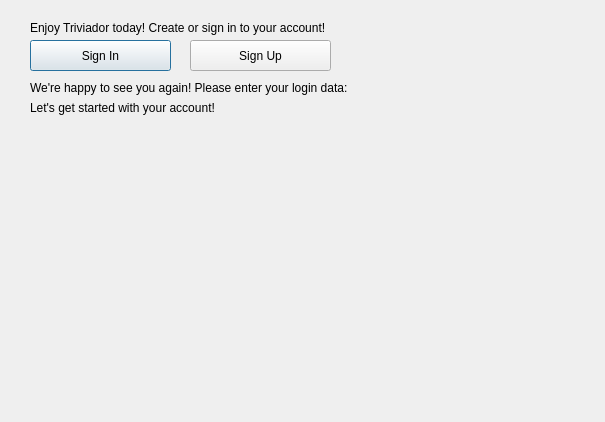
This is Triviador/Triviador/LoginRegister.ui in AndreiAndreea/TriviadorMCpp as Qt 5 draws it before an edit. The edited form follows.
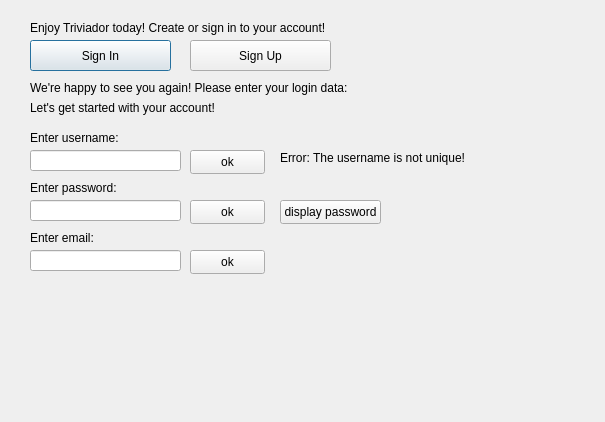
This is the edited form.

Commit message: Modified the no parameter constructor in Player class. Added in LoginRegister class methods to get the username, password and email from the line edits and to set them as attributes to the current player. Added a "display password" push button to display the password in the password line edit.

The edit to the form file:
```diff
--- a/Triviador/Triviador/LoginRegister.ui
+++ b/Triviador/Triviador/LoginRegister.ui
@@ -78,6 +78,140 @@
     <string>Let's get started with your account!</string>
    </property>
   </widget>
+  <widget class="QLineEdit" name="usernameLineEdit">
+   <property name="geometry">
+    <rect>
+     <x>30</x>
+     <y>150</y>
+     <width>151</width>
+     <height>21</height>
+    </rect>
+   </property>
+  </widget>
+  <widget class="QLabel" name="usernameLabel">
+   <property name="geometry">
+    <rect>
+     <x>30</x>
+     <y>130</y>
+     <width>111</width>
+     <height>16</height>
+    </rect>
+   </property>
+   <property name="text">
+    <string>Enter username:</string>
+   </property>
+  </widget>
+  <widget class="QLabel" name="passwordLabel">
+   <property name="geometry">
+    <rect>
+     <x>30</x>
+     <y>180</y>
+     <width>111</width>
+     <height>16</height>
+    </rect>
+   </property>
+   <property name="text">
+    <string>Enter password:</string>
+   </property>
+  </widget>
+  <widget class="QLineEdit" name="passwordLineEdit">
+   <property name="geometry">
+    <rect>
+     <x>30</x>
+     <y>200</y>
+     <width>151</width>
+     <height>21</height>
+    </rect>
+   </property>
+  </widget>
+  <widget class="QLabel" name="emailLabel">
+   <property name="geometry">
+    <rect>
+     <x>30</x>
+     <y>230</y>
+     <width>111</width>
+     <height>16</height>
+    </rect>
+   </property>
+   <property name="text">
+    <string>Enter email:</string>
+   </property>
+  </widget>
+  <widget class="QLineEdit" name="emailLineEdit">
+   <property name="geometry">
+    <rect>
+     <x>30</x>
+     <y>250</y>
+     <width>151</width>
+     <height>21</height>
+    </rect>
+   </property>
+  </widget>
+  <widget class="QPushButton" name="usernamePushButton">
+   <property name="geometry">
+    <rect>
+     <x>190</x>
+     <y>150</y>
+     <width>75</width>
+     <height>24</height>
+    </rect>
+   </property>
+   <property name="text">
+    <string>ok</string>
+   </property>
+  </widget>
+  <widget class="QPushButton" name="passwordPushButton">
+   <property name="geometry">
+    <rect>
+     <x>190</x>
+     <y>200</y>
+     <width>75</width>
+     <height>24</height>
+    </rect>
+   </property>
+   <property name="text">
+    <string>ok</string>
+   </property>
+  </widget>
+  <widget class="QPushButton" name="emailPushButton">
+   <property name="geometry">
+    <rect>
+     <x>190</x>
+     <y>250</y>
+     <width>75</width>
+     <height>24</height>
+    </rect>
+   </property>
+   <property name="text">
+    <string>ok</string>
+   </property>
+  </widget>
+  <widget class="QLabel" name="usernameErrorLabel">
+   <property name="geometry">
+    <rect>
+     <x>280</x>
+     <y>150</y>
+     <width>191</width>
+     <height>16</height>
+    </rect>
+   </property>
+   <property name="text">
+    <string>Error: The username is not unique!</string>
+   </property>
+  </widget>
+  <widget class="QPushButton" name="displayPasswordPushButton">
+   <property name="geometry">
+    <rect>
+     <x>280</x>
+     <y>200</y>
+     <width>101</width>
+     <height>24</height>
+    </rect>
+   </property>
+   <property name="text">
+    <string>display password</string>
+   </property>
+  </widget>
  </widget>
  <resources/>
  <connections/>
```
Left out of the diff: 2 changed lines with no effect on the pictures. The commit also changes 5 other files.
